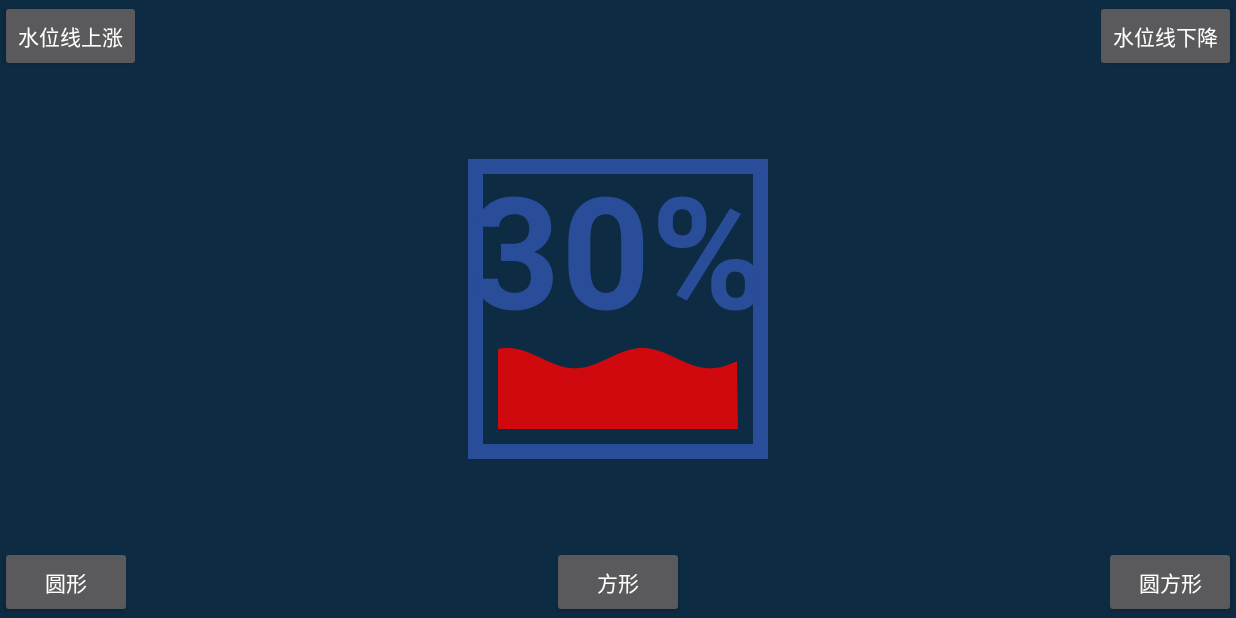
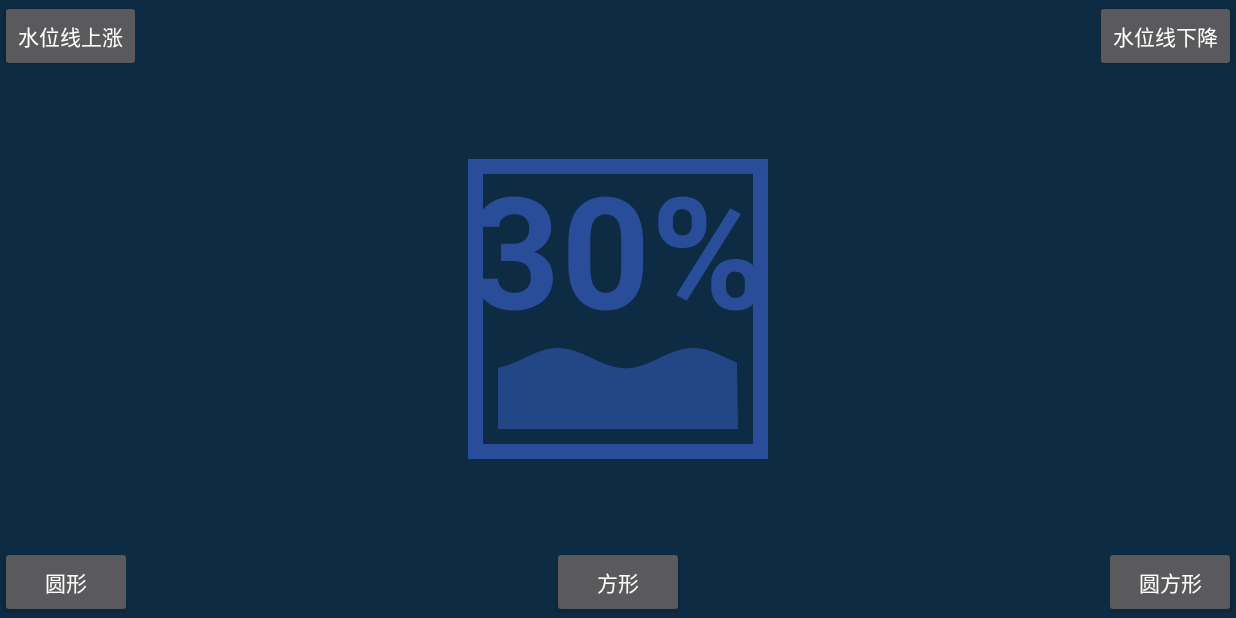
Before and after one commit to Liaohailong190/develop_library, an Android app: the screen it shows after launch (CustomViewActivity), after a tap on "水位线上涨", on a phone screen of 824 x 412 dp (held sideways). Run offline under Robolectric (Android 15) with nearby library versions, the phone set to English and light mode, and no system bars; libraries missing offline, so code that uses them is left out: com.squareup.leakcanary; 2 statements that could not run were skipped.

Commit message:
多值波浪饼图添加动画

```diff
--- a/app/src/main/java/org/liaohailong/pdftestapp/activity/CustomViewActivity.java
+++ b/app/src/main/java/org/liaohailong/pdftestapp/activity/CustomViewActivity.java
@@ -20,15 +20,12 @@ import java.util.LinkedList;
  */
 
 public class CustomViewActivity extends BaseActivity {
-
-    private PercentWavePie mPercentWavePie;
-
     public static void show(Context context) {
         Intent intent = new Intent(context, CustomViewActivity.class);
         context.startActivity(intent);
     }
 
-    private int[] colors = {Color.RED, Color.GREEN, Color.BLUE, Color.YELLOW, Color.CYAN};
+    private PercentWavePie mPercentWavePie;
 
     @Override
     protected void onCreate(@Nullable Bundle savedInstanceState) {
@@ -36,15 +33,13 @@ public class CustomViewActivity extends BaseActivity {
         setContentView(R.layout.activity_custom_view);
         mPercentWavePie = findViewById(R.id.wave_view);
         int fillColor = Color.parseColor("#294D99");
-        mPercentWavePie.setFillColor(fillColor);
-        mPercentWavePie.setShape(PercentWavePie.Shape.SQUARE);
-
-        mPercentWavePie.setTextColorInWave(Color.WHITE);
-        mPercentWavePie.setTextColorOutWave(fillColor);
-        mPercentWavePie.setTextFontSize(52 * 3.0f);
-        mPercentWavePie.setTextType(true);
-        mPercentWavePie.setTextPosition(0.5f);
-
+        mPercentWavePie.setFillColor(fillColor);//设置填充颜色（边界线的颜色）
+        mPercentWavePie.setShape(PercentWavePie.Shape.SQUARE);//多值波浪图形状
+        mPercentWavePie.setTextColorOutWave(fillColor);//文字单独颜色
+        mPercentWavePie.setTextColorInWave(Color.WHITE);//波纹与文字混色
+        mPercentWavePie.setTextFontSize(52 * 3.0f);//字体大小 PX单位
+        mPercentWavePie.setTextType(true);//是否粗体
+        mPercentWavePie.setTextPosition(0.5f);//文本绘制位置（从底部往上走，值越小，位置越靠底部，反之）
 
         setData(true);
 
@@ -84,31 +79,44 @@ public class CustomViewActivity extends BaseActivity {
     private float currentProgress = 0.1f;
 
     private void setData(boolean plus) {
-        LinkedList<WaveModel> waveModelLinkedList = new LinkedList<>();
+        int fillColor = Color.parseColor("#294D99");
         /*float progress = 0.1f;
-        for (int color : colors) {
-            WaveModel waveModel = new WaveModel(color);
+        for (int i = 0; i < 5; i++) {
+            WaveModel waveModel = new WaveModel(fillColor);
             waveModel.setCnt(2);//波峰个数
             waveModel.setSwing(0.15f);//振幅
             waveModel.setPhase(90f);//初相
             waveModel.setPeriod(2f);//周期
-            waveModel.setOpacity(0.8f);//透明度
+            waveModel.setOpacity(0.55f);//透明度
             waveModel.setProgress(progress);//进度
             waveModelLinkedList.add(waveModel);
-            progress += 0.1f;
+            progress += 0.12f;
         }*/
 
         currentProgress = plus ? currentProgress + 0.1f : currentProgress - 0.1f;
         currentProgress = currentProgress < 0.1f ? 0.1f : currentProgress;
         currentProgress = currentProgress > 1.0f ? 1.0f : currentProgress;
-        WaveModel waveModel = new WaveModel(Color.RED);
+
+        LinkedList<WaveModel> waveModelList = mPercentWavePie.getWaveModelList();
+        if (waveModelList.isEmpty()) {
+            LinkedList<WaveModel> data = new LinkedList<>();
+            WaveModel waveModel = new WaveModel(fillColor);
             waveModel.setCnt(2);//波峰个数
             waveModel.setSwing(0.15f);//振幅
             waveModel.setPhase(90f);//初相
             waveModel.setPeriod(2f);//周期
             waveModel.setOpacity(0.8f);//透明度
             waveModel.setProgress(currentProgress);//进度
-        waveModelLinkedList.add(waveModel);
-        mPercentWavePie.setWaveModelList(waveModelLinkedList);
+            data.add(waveModel);
+            mPercentWavePie.setWaveModelList(data);
+        } else {
+            WaveModel cache = waveModelList.get(0);
+            cache.setCnt(2);//波峰个数
+            cache.setSwing(0.15f);//振幅
+            cache.setPhase(90f);//初相
+            cache.setPeriod(2f);//周期
+            cache.setOpacity(0.8f);//透明度
+            cache.animToProgress(currentProgress);//进度
         }
     }
+}
--- a/app/src/main/java/org/liaohailong/pdftestapp/widget/wave/PercentWavePie.java
+++ b/app/src/main/java/org/liaohailong/pdftestapp/widget/wave/PercentWavePie.java
@@ -5,16 +5,14 @@ import android.graphics.Canvas;
 import android.graphics.Color;
 import android.graphics.Paint;
 import android.graphics.Path;
-import android.graphics.PorterDuff;
-import android.graphics.PorterDuffXfermode;
-import android.graphics.Rect;
 import android.graphics.RectF;
 import android.graphics.Typeface;
-import android.graphics.Xfermode;
 import android.support.annotation.ColorInt;
 import android.support.annotation.Nullable;
 import android.text.TextPaint;
+import android.text.TextUtils;
 import android.util.AttributeSet;
+import android.util.SparseArray;
 import android.view.View;
 
 import java.util.LinkedList;
@@ -57,6 +55,8 @@ public class PercentWavePie extends View {
     private LinkedList<WaveModel> mWaveModelList = new LinkedList<>();
     //最大进度数
     private String mMaxValueStr;
+    //缓存进度数
+    private SparseArray<String> mValueCache = new SparseArray<>();
     //最大水位线的波浪模型
     private WaveModel mMaxWaveModel;
     @ColorInt
@@ -110,6 +110,9 @@ public class PercentWavePie extends View {
         this.mTextColorOutWave = textColorOutWave;
     }
 
+    /**
+     * @param textFontSize px单位!px单位!px单位!
+     */
     public void setTextFontSize(float textFontSize) {
         mValuePaint.setTextSize(textFontSize);
     }
@@ -130,7 +133,25 @@ public class PercentWavePie extends View {
         if (!mWaveModelList.isEmpty()) {
             this.mWaveModelList.addAll(mWaveModelList);
         }
-        refreshWave();
+        initWave();
+    }
+
+    public LinkedList<WaveModel> getWaveModelList() {
+        return mWaveModelList;
+    }
+
+    private void initWave() {
+        if (mWidth > 0 && mHeight > 0) {
+            //初始化水波数据
+            for (int i = 0; i < mWaveModelList.size(); i++) {
+                WaveModel waveModel = mWaveModelList.get(i);
+                waveModel.setIndex(i + 1);
+                int leftAndTop = (int) (mBorderWidth + mSpace);
+                int rightAndBottom = (int) (mRadius * 2f - leftAndTop);
+                waveModel.setRect(0, 0, rightAndBottom, rightAndBottom);
+                waveModel.initConfig();
+            }
+        }
     }
 
     private void refreshWave() {
@@ -139,18 +160,19 @@ public class PercentWavePie extends View {
             int maxValue = 0;
             for (int i = 0; i < mWaveModelList.size(); i++) {
                 WaveModel waveModel = mWaveModelList.get(i);
-                waveModel.setIndex(i + 1);
-                int leftAndTop = (int) (mBorderWidth + mSpace);
-                int rightAndBottom = (int) (mRadius * 2f - leftAndTop);
-                waveModel.setRect(0, 0, rightAndBottom, rightAndBottom);
-                waveModel.initConfig();
                 int tempValue = Math.round(waveModel.getProgress() * 100);
                 if (tempValue > maxValue) {
                     maxValue = tempValue;
                     mMaxWaveModel = waveModel;
                 }
             }
-            mMaxValueStr = String.valueOf(maxValue) + PERCENT;
+            String valueStr = mValueCache.get(maxValue);
+            if (TextUtils.isEmpty(valueStr)) {
+                mMaxValueStr = String.valueOf(maxValue) + PERCENT;
+                mValueCache.put(maxValue, mMaxValueStr);
+            } else {
+                mMaxValueStr = valueStr;
+            }
         }
     }
 
@@ -180,11 +202,13 @@ public class PercentWavePie extends View {
         //默认间距与环线厚度一致
         mSpace = mBorderWidth;
         //重置波纹绘制范围
-        refreshWave();
+        initWave();
     }
 
     @Override
     protected void onDraw(Canvas canvas) {
+        //每次绘制首先刷新数据
+        refreshWave();
         //绘制边界样式
         drawBorder(canvas);
         //绘制纹外文字
--- a/app/src/main/java/org/liaohailong/pdftestapp/widget/wave/WaveModel.java
+++ b/app/src/main/java/org/liaohailong/pdftestapp/widget/wave/WaveModel.java
@@ -1,10 +1,12 @@
 package org.liaohailong.pdftestapp.widget.wave;
 
+import android.animation.ValueAnimator;
 import android.graphics.Canvas;
 import android.graphics.Paint;
 import android.graphics.Path;
 import android.graphics.Rect;
 import android.support.annotation.ColorInt;
+import android.view.animation.AccelerateDecelerateInterpolator;
 
 /**
  * Describe as : 波浪模型 {@link PercentWavePie}
@@ -12,6 +14,7 @@ import android.support.annotation.ColorInt;
  */
 
 public class WaveModel {
+    private static final int ANIM_DURATION = 4000;
     //波浪顺序，用来控制波浪的错位感觉
     private int index = 1;
     //波浪颜色
@@ -47,6 +50,9 @@ public class WaveModel {
     private float firstPointY = 0f;//第一个波浪起点Y
     private float amplitude = 0.0f;//振幅
 
+    //动画相关
+    private ValueAnimator progressAnim;
+
     public WaveModel(@ColorInt int color) {
         this.rect = new Rect();
         paint = new Paint();
@@ -54,6 +60,15 @@ public class WaveModel {
         paint.setStyle(Paint.Style.FILL_AND_STROKE);
         paint.setColor(color);
         path = new Path();
+        progressAnim = ValueAnimator.ofFloat(0.0f, 1.0f);
+        progressAnim.setInterpolator(new AccelerateDecelerateInterpolator());
+        progressAnim.addUpdateListener(new ValueAnimator.AnimatorUpdateListener() {
+            @Override
+            public void onAnimationUpdate(ValueAnimator animation) {
+                float animatedValue = (float) animation.getAnimatedValue();
+                setProgress(animatedValue);
+            }
+        });
 
         //初始化默认值
         setCnt(2);
@@ -87,6 +102,17 @@ public class WaveModel {
 
     float getProgress() {
         return Math.abs(progress - 1.0f);
+    }
+
+    public void animToProgress(float progress) {
+        if (progressAnim.isRunning()) {
+            progressAnim.pause();
+        }
+        float current = getProgress();
+        float offset = Math.abs(progress - current);
+        progressAnim.setFloatValues(current, progress);
+        progressAnim.setDuration((long) (offset * ANIM_DURATION));
+        progressAnim.start();
     }
 
     void setRect(int left, int top, int right, int bottom) {
```
Lines whose indentation alone changed are shown as unchanged.
